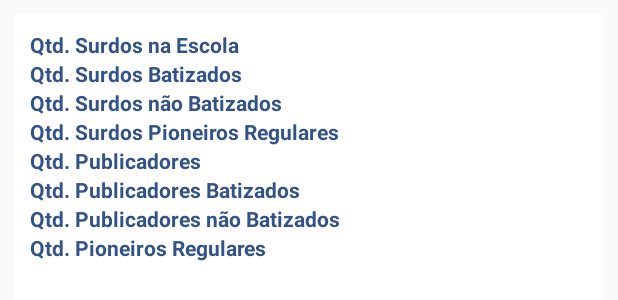
After one commit to fabiosantiagopaixao/CongregationReport, an Android app: the layout data_report_congregation.xml on its own in the app's theme, with its tools: preview values and no code run, on a phone screen of 412 x 824 dp. The commit adds this screen. Shown: the top 300 px of the screen. Run offline under Robolectric (Android 15) with nearby library versions, the phone set to English and light mode, and no system bars.

Commit message:
Update data

```diff
--- a/app/src/main/java/br/com/congregationreport/db/GenericDAO.java
+++ b/app/src/main/java/br/com/congregationreport/db/GenericDAO.java
@@ -16,6 +16,7 @@ public class GenericDAO<E> {
     private DataBaseHelper helper;
     private Class<E> type;
     public static final String KEY_ROWID = "id";
+    private Context context;
 
     public GenericDAO(Context context, Class<E> type) {
         this.type = type;
@@ -23,6 +24,7 @@ public class GenericDAO<E> {
         if (db == null) {
             db = helper.getWritableDatabase();
         }
+        this.context = context;
     }
 
     public Cursor findFilterByEq(Map<String[], String> filtros, String order) {
@@ -232,4 +234,7 @@ public class GenericDAO<E> {
         return helper;
     }
 
+    public Context getContext() {
+        return context;
+    }
 }
--- /dev/null
+++ b/app/src/main/res/layout/data_report_congregation.xml
@@ -0,0 +1,213 @@
+<?xml version="1.0" encoding="utf-8"?>
+<RelativeLayout xmlns:android="http://schemas.android.com/apk/res/android"
+    android:layout_width="match_parent"
+    android:layout_height="match_parent"
+    android:orientation="vertical"
+    android:padding="10dp"
+    android:background="@color/colorWhite"
+    android:layout_margin="10dp">
+
+
+    <LinearLayout
+        android:id="@+id/ll1Linha"
+        android:layout_width="match_parent"
+        android:layout_height="wrap_content"
+        android:layout_alignParentStart="true"
+
+        android:layout_alignParentLeft="true"
+        android:orientation="horizontal">
+
+        <TextView
+            android:layout_width="wrap_content"
+            android:layout_height="wrap_content"
+            android:text="@string/deaf_school"
+            android:textColor="@color/colorPrimary"
+            android:textStyle="normal|bold" />
+
+        <TextView
+            android:id="@+id/txtDeafSchool"
+            android:layout_width="match_parent"
+            android:layout_height="wrap_content"
+            android:layout_marginLeft="5dp"
+            android:gravity="end"
+            android:inputType="number" />
+    </LinearLayout>
+
+    <LinearLayout
+        android:id="@+id/ll2Linha"
+        android:layout_width="match_parent"
+        android:layout_height="wrap_content"
+        android:layout_below="@+id/ll1Linha"
+        android:layout_alignParentStart="true"
+        android:layout_alignParentLeft="true"
+        android:orientation="horizontal">
+
+        <TextView
+            android:id="@+id/textView12"
+            android:layout_width="wrap_content"
+            android:layout_height="wrap_content"
+            android:text="@string/deaf_baptism"
+            android:textColor="@color/colorPrimary"
+            android:textStyle="normal|bold" />
+
+        <TextView
+            android:id="@+id/txtDeafBaptism"
+            android:layout_width="match_parent"
+            android:layout_height="wrap_content"
+            android:layout_marginLeft="5dp"
+            android:gravity="end"
+            android:inputType="number" />
+    </LinearLayout>
+
+    <LinearLayout
+        android:id="@+id/ll3Linha"
+        android:layout_width="match_parent"
+        android:layout_height="wrap_content"
+        android:layout_below="@+id/ll2Linha"
+        android:layout_alignParentStart="true"
+        android:layout_alignParentLeft="true"
+        android:orientation="horizontal">
+
+        <TextView
+            android:layout_width="wrap_content"
+            android:layout_height="wrap_content"
+            android:text="@string/deaf_no_baptism"
+            android:textColor="@color/colorPrimary"
+            android:textStyle="normal|bold" />
+
+        <TextView
+            android:id="@+id/txtDeafNoBaptism"
+            android:layout_width="match_parent"
+            android:layout_height="wrap_content"
+            android:layout_marginLeft="5dp"
+            android:gravity="end"
+            android:inputType="number" />
+    </LinearLayout>
+
+    <LinearLayout
+        android:id="@+id/ll4Linha"
+        android:layout_width="match_parent"
+        android:layout_height="wrap_content"
+        android:layout_below="@+id/ll3Linha"
+        android:layout_alignParentStart="true"
+        android:layout_alignParentLeft="true"
+        android:orientation="horizontal">
+
+        <TextView
+            android:layout_width="wrap_content"
+            android:layout_height="wrap_content"
+            android:inputType="number"
+            android:text="@string/deaf_regular_pioneer"
+            android:textColor="@color/colorPrimary"
+            android:textStyle="normal|bold" />
+
+        <TextView
+            android:id="@+id/txtDeafRegularPioneer"
+            android:layout_width="match_parent"
+            android:layout_height="wrap_content"
+            android:layout_marginLeft="5dp"
+            android:gravity="end" />
+    </LinearLayout>
+
+    <LinearLayout
+        android:id="@+id/ll5Linha"
+        android:layout_width="match_parent"
+        android:layout_height="wrap_content"
+        android:layout_below="@+id/ll4Linha"
+        android:layout_alignParentStart="true"
+        android:layout_alignParentLeft="true"
+        android:orientation="horizontal">
+
+        <TextView
+            android:layout_width="wrap_content"
+            android:layout_height="wrap_content"
+            android:text="@string/qtd_publishers"
+            android:textColor="@color/colorPrimary"
+            android:textStyle="normal|bold" />
+
+        <TextView
+            android:id="@+id/txtQtdPublishers"
+            android:layout_width="match_parent"
+            android:layout_height="wrap_content"
+            android:layout_marginLeft="5dp"
+            android:gravity="end"
+            android:inputType="number" />
+    </LinearLayout>
+
+
+    <LinearLayout
+        android:id="@+id/ll6Linha"
+        android:layout_width="match_parent"
+        android:layout_height="wrap_content"
+        android:layout_below="@+id/ll5Linha"
+        android:layout_alignParentStart="true"
+        android:layout_alignParentLeft="true"
+        android:orientation="horizontal">
+
+        <TextView
+            android:layout_width="wrap_content"
+            android:layout_height="wrap_content"
+            android:text="@string/publishers_baptism"
+            android:textColor="@color/colorPrimary"
+            android:textStyle="normal|bold" />
+
+        <TextView
+            android:id="@+id/txtPublishersBaptism"
+            android:layout_width="match_parent"
+            android:layout_height="wrap_content"
+            android:layout_marginLeft="5dp"
+            android:gravity="end"
+            android:inputType="number" />
+    </LinearLayout>
+
+    <LinearLayout
+        android:id="@+id/ll7Linha"
+        android:layout_width="match_parent"
+        android:layout_height="wrap_content"
+        android:layout_below="@+id/ll6Linha"
+        android:layout_alignParentStart="true"
+        android:layout_alignParentLeft="true"
+        android:orientation="horizontal">
+
+        <TextView
+            android:layout_width="wrap_content"
+            android:layout_height="wrap_content"
+            android:text="@string/publishers_no_baptism"
+            android:textColor="@color/colorPrimary"
+            android:textStyle="normal|bold" />
+
+        <TextView
+            android:id="@+id/txtQtdNoPublishers"
+            android:layout_width="match_parent"
+            android:layout_height="wrap_content"
+            android:layout_marginLeft="5dp"
+            android:gravity="end"
+            android:inputType="number" />
+    </LinearLayout>
+
+    <LinearLayout
+        android:id="@+id/ll8Linha"
+        android:layout_width="match_parent"
+        android:layout_height="wrap_content"
+        android:layout_below="@+id/ll7Linha"
+        android:layout_alignParentStart="true"
+        android:layout_alignParentLeft="true"
+        android:orientation="horizontal">
+
+        <TextView
+            android:layout_width="wrap_content"
+            android:layout_height="wrap_content"
+            android:text="@string/total_regular_pioneer"
+            android:textColor="@color/colorPrimary"
+            android:textStyle="normal|bold" />
+
+        <TextView
+            android:id="@+id/txtTotalRegularPioneer"
+            android:layout_width="match_parent"
+            android:layout_height="wrap_content"
+            android:layout_marginLeft="5dp"
+            android:gravity="end"
+            android:inputType="number" />
+    </LinearLayout>
+
+</RelativeLayout>
--- a/app/src/main/res/values/strings.xml
+++ b/app/src/main/res/values/strings.xml
@@ -245,5 +245,15 @@
     <string name="text_create_html_pdf">Criar PDF a partir de HTML</string>
     <string name="text_example">Exemplo</string>
     <string name="text_edit_html_pdf">Editar HTML Pdf</string>
-    <string name="text_create_pdf">Crear PDF</string>
+    <string name="text_create_pdf">Criar PDF</string>
+    <!-- New -->
+    <string name="summary_congregation">Resumo da Congregação</string>
+    <string name="deaf_school">Qtd. Surdos na Escola</string>
+    <string name="deaf_baptism">Qtd. Surdos Batizados</string>
+    <string name="deaf_no_baptism">Qtd. Surdos não Batizados</string>
+    <string name="deaf_regular_pioneer">Qtd. Surdos Pioneiros Regulares</string>
+    <string name="qtd_publishers">Qtd. Publicadores</string>
+    <string name="publishers_baptism">Qtd. Publicadores Batizados</string>
+    <string name="publishers_no_baptism">Qtd. Publicadores não Batizados</string>
+    <string name="total_regular_pioneer">Qtd. Pioneiros Regulares</string>
 </resources>
```
Also changed, not shown: app/src/main/java/br/com/congregationreport/MainActivity.java (+6 -1 lines), app/src/main/java/br/com/congregationreport/async/DownloadDataGoogleSheetTask.java (+26 -0 lines), app/src/main/java/br/com/congregationreport/async/SendData.java (+4 -5 lines), app/src/main/java/br/com/congregationreport/db/dao/QueryDAO.java (added, +65 -0 lines), app/src/main/java/br/com/congregationreport/models/DataCongregation.java (added, +80 -0 lines), app/src/main/java/br/com/congregationreport/ui/assistance/AddAssistanceActivity.java (+12 -1 lines), app/src/main/java/br/com/congregationreport/ui/congregationreports/CongregationReportActivity.java (+72 -3 lines), app/src/main/java/br/com/congregationreport/ui/report/AddReportActivity.java (+9 -2 lines), app/src/main/java/br/com/congregationreport/util/HttpRequestUtil.java (+9 -9 lines), app/src/main/res/layout/activity_congregation_report.xml (+15 -2 lines), 3 other files.
